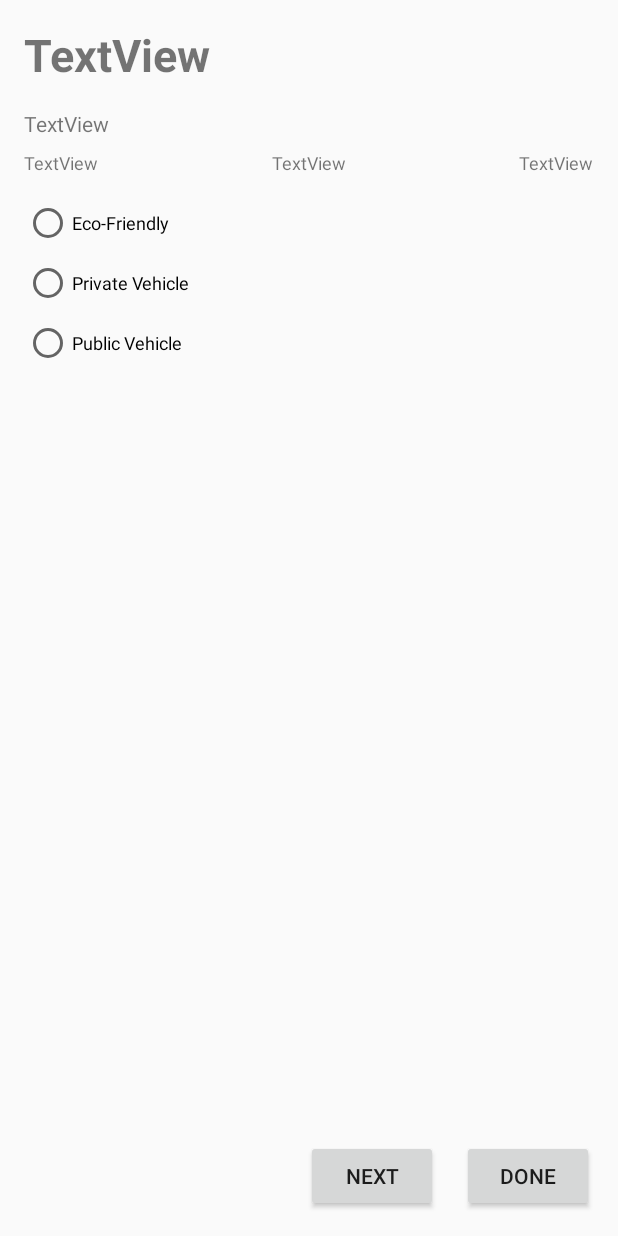
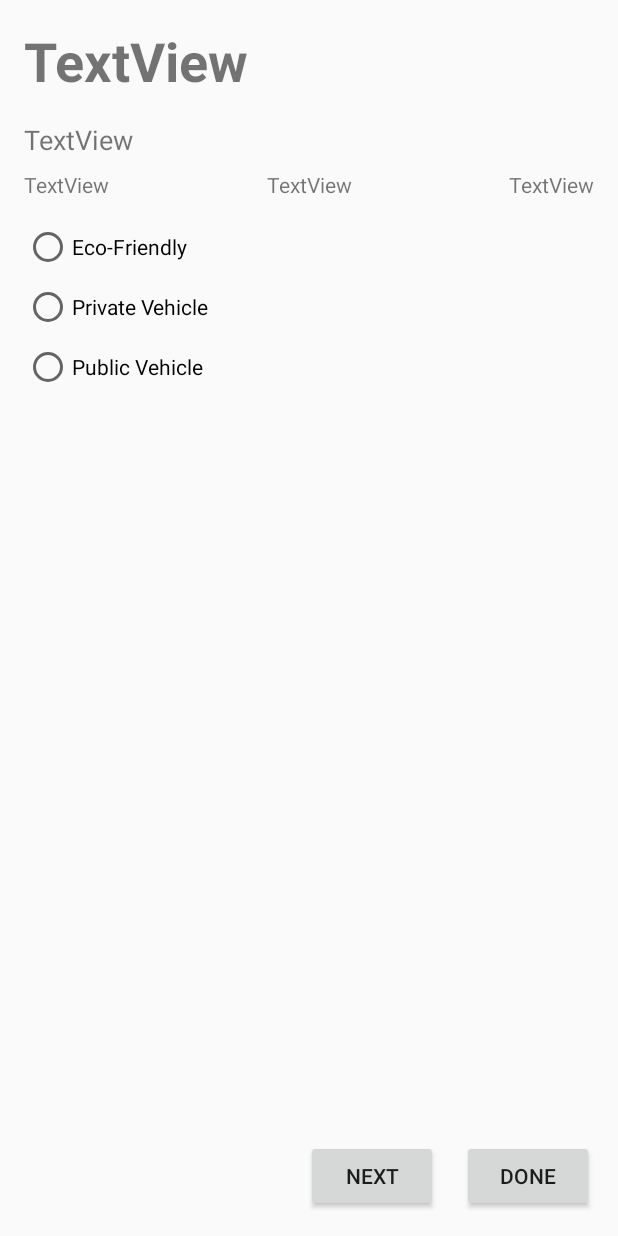
Before and after one commit to MiguelSanchezP/HackUPC2019, an Android app: the PendingActivity screen opened directly, with no data from a screen before it, on a phone screen of 412 x 824 dp. Run offline under Robolectric (Android 15) with nearby library versions, the phone set to English and light mode, and no system bars.

Commit message:
resized elements

```diff
--- a/app/src/main/res/layout/pending_activity.xml
+++ b/app/src/main/res/layout/pending_activity.xml
@@ -14,7 +14,7 @@
         android:layout_marginTop="16dp"
         android:layout_marginEnd="16dp"
         android:text="TextView"
-        android:textSize="30sp"
+        android:textSize="36sp"
         android:textStyle="bold"
         app:layout_constraintEnd_toEndOf="parent"
         app:layout_constraintHorizontal_bias="0.0"
@@ -29,6 +29,7 @@
         android:layout_marginTop="16dp"
         android:layout_marginEnd="16dp"
         android:text="TextView"
+        android:textSize="18sp"
         app:layout_constraintEnd_toEndOf="parent"
         app:layout_constraintHorizontal_bias="0.0"
         app:layout_constraintStart_toStartOf="@+id/ItineraryName"
@@ -41,7 +42,7 @@
         android:layout_height="wrap_content"
         android:layout_marginTop="8dp"
         android:text="TextView"
-        android:textSize="12sp"
+        android:textSize="14sp"
         app:layout_constraintStart_toStartOf="@+id/ItineraryDetails"
         app:layout_constraintTop_toBottomOf="@+id/ItineraryDetails"
         tools:text="16:08:34" />
@@ -52,7 +53,7 @@
         android:layout_height="wrap_content"
         android:layout_marginEnd="16dp"
         android:text="TextView"
-        android:textSize="12sp"
+        android:textSize="14sp"
         app:layout_constraintBaseline_toBaselineOf="@+id/InitialTime"
         app:layout_constraintEnd_toEndOf="parent"
         app:layout_constraintStart_toStartOf="@+id/InitialTime"
@@ -64,7 +65,7 @@
         android:layout_height="wrap_content"
         android:layout_marginEnd="16dp"
         android:text="TextView"
-        android:textSize="12sp"
+        android:textSize="14sp"
         app:layout_constraintBaseline_toBaselineOf="@+id/InitialTime"
         app:layout_constraintEnd_toEndOf="parent"
         app:layout_constraintHorizontal_bias="1.0"
@@ -78,7 +79,7 @@
         android:layout_marginTop="16dp"
         android:layout_marginEnd="16dp"
         android:text="Eco-Friendly"
-        android:textSize="12sp"
+        android:textSize="14sp"
         app:layout_constraintEnd_toEndOf="parent"
         app:layout_constraintHorizontal_bias="0.0"
         app:layout_constraintStart_toStartOf="@+id/InitialTime"
@@ -92,7 +93,7 @@
         android:layout_marginTop="8dp"
         android:layout_marginEnd="16dp"
         android:text="Private Vehicle"
-        android:textSize="12sp"
+        android:textSize="14sp"
         app:layout_constraintEnd_toEndOf="parent"
         app:layout_constraintHorizontal_bias="0.0"
         app:layout_constraintStart_toStartOf="@+id/InitialTime"
@@ -106,7 +107,7 @@
         android:layout_marginTop="8dp"
         android:layout_marginEnd="16dp"
         android:text="Public Vehicle"
-        android:textSize="12sp"
+        android:textSize="14sp"
         app:layout_constraintEnd_toEndOf="parent"
         app:layout_constraintHorizontal_bias="0.0"
         app:layout_constraintStart_toStartOf="@+id/ItineraryPrivate"
```
